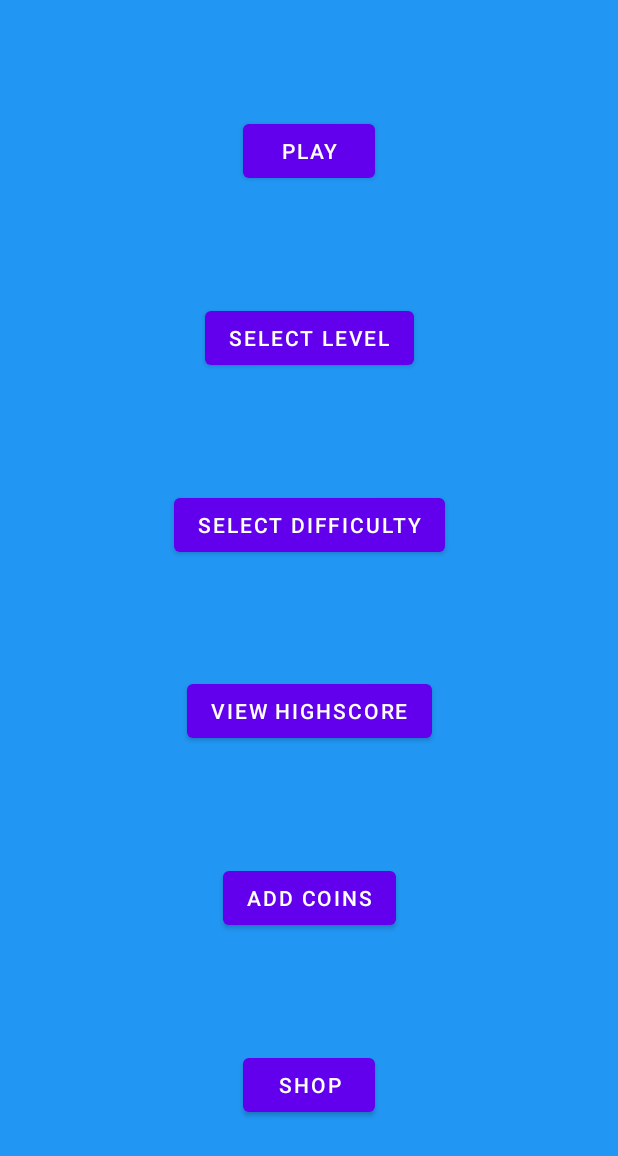
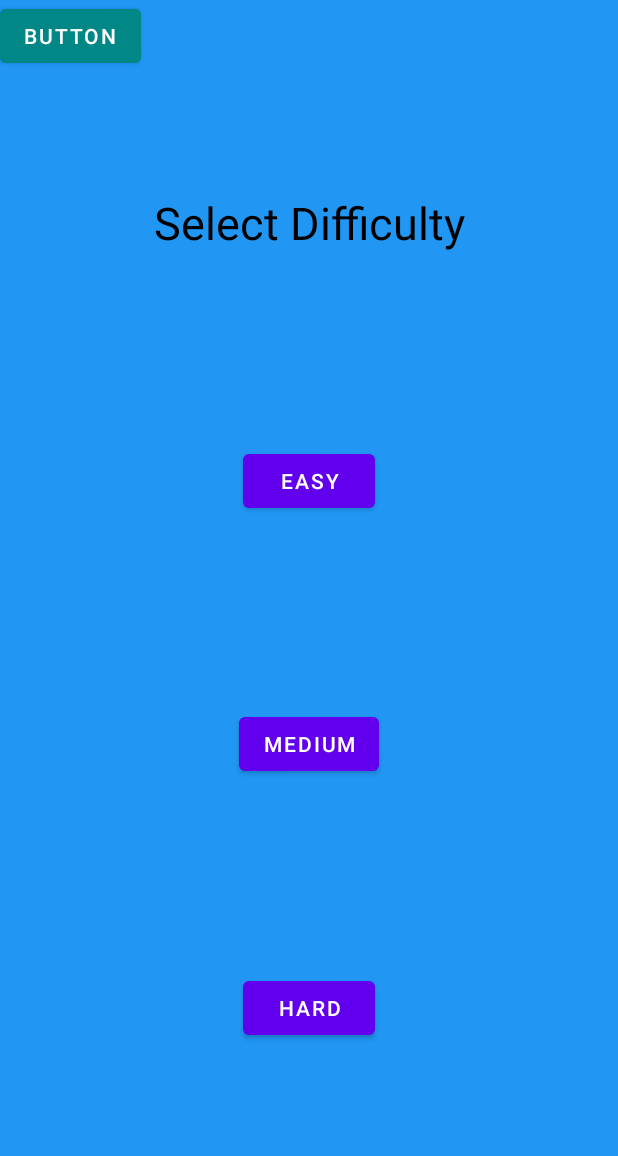
Before and after one commit to felix-prava/AndroidMobileGameApp, an Android app: the screen it shows after launch (MainMenuActivity before the commit, SelectDifficulty after it), after a tap on "SELECT DIFFICULTY", on a phone screen of 412 x 824 dp. Shown: the top 1156 px of the screen. Run offline under Robolectric (Android 15) with nearby library versions, the phone set to English and light mode, and no system bars.

Commit message:
Add game difficulty

```diff
--- a/app/src/main/AndroidManifest.xml
+++ b/app/src/main/AndroidManifest.xml
@@ -9,6 +9,9 @@
         android:roundIcon="@mipmap/ic_launcher_round"
         android:supportsRtl="true"
         android:theme="@style/Theme.MyApplication">
+        <activity
+            android:name=".SelectDifficulty"
+            android:exported="false" />
         <activity
             android:name=".QuizResultActivity"
             android:exported="false"
--- /dev/null
+++ b/app/src/main/java/com/example/myapplication/SelectDifficulty.java
@@ -0,0 +1,51 @@
+package com.example.myapplication;
+
+import androidx.appcompat.app.AlertDialog;
+import androidx.appcompat.app.AppCompatActivity;
+
+import android.content.Context;
+import android.content.SharedPreferences;
+import android.os.Bundle;
+import android.widget.Button;
+
+public class SelectDifficulty extends AppCompatActivity {
+
+    private Button buttonEasyDifficulty, buttonMediumDifficulty, buttonHardDifficulty;
+    private SharedPreferences sharedPreferences;
+
+    @Override
+    protected void onCreate(Bundle savedInstanceState) {
+        super.onCreate(savedInstanceState);
+        setContentView(R.layout.activity_select_difficulty);
+
+        sharedPreferences = this.getSharedPreferences("game", Context.MODE_PRIVATE);
+
+        buttonEasyDifficulty = findViewById(R.id.buttonEasyDifficulty);
+        buttonMediumDifficulty = findViewById(R.id.buttonMediumDifficulty);
+        buttonHardDifficulty = findViewById(R.id.buttonHardDifficulty);
+
+        buttonEasyDifficulty.setOnClickListener(v -> {
+            sharedPreferences.edit().putInt("difficulty", 1).apply();
+            displayMessage("You are playing on easy mode. You should be fine!");
+        });
+
+        buttonMediumDifficulty.setOnClickListener(v -> {
+            sharedPreferences.edit().putInt("difficulty", 2).apply();
+            displayMessage("Medium difficulty.. for sure you have some skills!");
+        });
+
+        buttonHardDifficulty.setOnClickListener(v -> {
+            sharedPreferences.edit().putInt("difficulty", 3).apply();
+            displayMessage("You are one of the best players! Good luck..you'll need it!");
+        });
+    }
+
+    public void displayMessage(String message) {
+        AlertDialog.Builder builder = new AlertDialog.Builder(SelectDifficulty.this);
+        builder.setTitle("");
+        builder.setMessage(message);
+        builder.setCancelable(false);
+        builder.setPositiveButton("OK", (dialog, which) -> dialog.cancel());
+        builder.create().show();
+    }
+}
--- /dev/null
+++ b/app/src/main/res/layout/activity_select_difficulty.xml
@@ -0,0 +1,63 @@
+<?xml version="1.0" encoding="utf-8"?>
+<androidx.constraintlayout.widget.ConstraintLayout xmlns:android="http://schemas.android.com/apk/res/android"
+    xmlns:app="http://schemas.android.com/apk/res-auto"
+    xmlns:tools="http://schemas.android.com/tools"
+    android:layout_width="match_parent"
+    android:layout_height="match_parent"
+    android:background="#2196F3"
+    tools:context=".SelectDifficulty">
+
+    <TextView
+        android:id="@+id/textViewSelectDifficulty"
+        android:layout_width="wrap_content"
+        android:layout_height="wrap_content"
+        android:text="Select Difficulty"
+        android:textColor="@color/black"
+        android:textSize="30sp"
+        app:layout_constraintBottom_toTopOf="@+id/buttonEasyDifficulty"
+        app:layout_constraintEnd_toEndOf="parent"
+        app:layout_constraintHorizontal_bias="0.5"
+        app:layout_constraintStart_toStartOf="parent"
+        app:layout_constraintTop_toTopOf="parent" />
+
+    <Button
+        android:id="@+id/buttonEasyDifficulty"
+        android:layout_width="wrap_content"
+        android:layout_height="wrap_content"
+        android:text="Easy"
+        app:layout_constraintBottom_toTopOf="@+id/buttonMediumDifficulty"
+        app:layout_constraintEnd_toEndOf="parent"
+        app:layout_constraintHorizontal_bias="0.5"
+        app:layout_constraintStart_toStartOf="parent"
+        app:layout_constraintTop_toBottomOf="@+id/textViewSelectDifficulty" />
+
+    <Button
+        android:id="@+id/buttonMediumDifficulty"
+        android:layout_width="wrap_content"
+        android:layout_height="wrap_content"
+        android:text="Medium"
+        app:layout_constraintBottom_toTopOf="@+id/buttonHardDifficulty"
+        app:layout_constraintEnd_toEndOf="parent"
+        app:layout_constraintHorizontal_bias="0.5"
+        app:layout_constraintStart_toStartOf="parent"
+        app:layout_constraintTop_toBottomOf="@+id/buttonEasyDifficulty" />
+
+    <Button
+        android:id="@+id/buttonHardDifficulty"
+        android:layout_width="wrap_content"
+        android:layout_height="wrap_content"
+        android:text="Hard"
+        app:layout_constraintBottom_toBottomOf="parent"
+        app:layout_constraintEnd_toEndOf="parent"
+        app:layout_constraintHorizontal_bias="0.5"
+        app:layout_constraintStart_toStartOf="parent"
+        app:layout_constraintTop_toBottomOf="@+id/buttonMediumDifficulty" />
+
+    <Button
+        android:id="@+id/button4"
+        android:layout_width="wrap_content"
+        android:layout_height="wrap_content"
+        android:backgroundTint="@color/teal_700"
+        android:text="Button"
+        tools:layout_editor_absoluteY="174dp" />
+</androidx.constraintlayout.widget.ConstraintLayout>
```
Also changed, not shown: app/src/main/java/com/example/myapplication/GameActivity.java (+38 -8 lines), app/src/main/java/com/example/myapplication/MainMenuActivity.java (+13 -14 lines), app/src/main/java/com/example/myapplication/SelectLevelActivity.java (+23 -0 lines), app/src/main/res/layout/activity_game.xml (+12 -1 lines).
